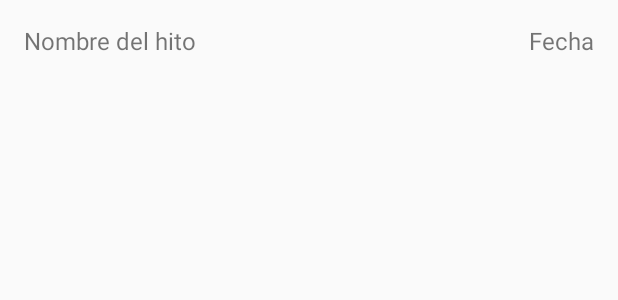
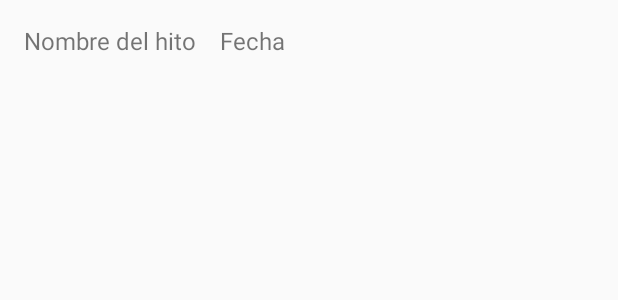
Before and after one commit to kurono7/checher2, an Android app: the layout item_task.xml on its own in the app's theme, with its tools: preview values and no code run, on a phone screen of 412 x 824 dp. Shown: the top 300 px of the screen. Run offline under Robolectric (Android 15) with nearby library versions, the phone set to English and light mode, and no system bars.

Commit message:
Eight commit

```diff
--- a/app/src/main/java/com/example/checker/TaskAdapter.java
+++ b/app/src/main/java/com/example/checker/TaskAdapter.java
@@ -6,6 +6,8 @@ import android.view.LayoutInflater;
 import android.view.View;
 import android.view.ViewGroup;
 import android.widget.BaseAdapter;
+import android.widget.CheckBox;
+import android.widget.Spinner;
 import android.widget.TextView;
 
 import com.example.checker.model.Task;
@@ -50,6 +52,8 @@ public class TaskAdapter extends BaseAdapter {
         });
         TextView taskName = convertView.findViewById(R.id.taskName);
         TextView taskExpirationDate = convertView.findViewById(R.id.taskExpirationDate);
+        CheckBox statusCheckbox = convertView.findViewById(R.id.statusCheckbox);
+        Spinner statusSpinner = convertView.findViewById(R.id.statusSpinner);
         Task task = tasksList.get(position);
         taskName.setText(task.getTaskName());
         taskExpirationDate.setText(task.getExpirationDate());
--- a/app/src/main/res/layout/item_task.xml
+++ b/app/src/main/res/layout/item_task.xml
@@ -20,10 +20,32 @@
         android:id="@+id/taskExpirationDate"
         android:layout_width="wrap_content"
         android:layout_height="wrap_content"
-        android:layout_marginRight="@dimen/fab_margin"
+        android:layout_marginLeft="@dimen/fab_margin"
         android:text="Fecha"
         android:textSize="@dimen/text_size"
+        app:layout_constraintBottom_toBottomOf="@id/taskName"
+        app:layout_constraintStart_toEndOf="@id/taskName"
+        app:layout_constraintTop_toTopOf="@id/taskName" />
+
+    <CheckBox
+        android:id="@+id/statusCheckbox"
+        android:layout_width="wrap_content"
+        android:layout_height="wrap_content"
+        android:layout_marginRight="@dimen/fab_margin"
+        android:visibility="invisible"
+        app:layout_constraintBottom_toBottomOf="@id/taskName"
         app:layout_constraintEnd_toEndOf="parent"
-        app:layout_constraintTop_toTopOf="parent" />
+        app:layout_constraintTop_toTopOf="@id/taskName" />
+
+    <Spinner
+        android:id="@+id/statusSpinner"
+        android:layout_width="wrap_content"
+        android:layout_height="wrap_content"
+        android:layout_marginRight="@dimen/fab_margin"
+        android:entries="@array/deliverableOptionsTxt"
+        android:visibility="invisible"
+        app:layout_constraintBottom_toBottomOf="@id/taskName"
+        app:layout_constraintEnd_toEndOf="parent"
+        app:layout_constraintTop_toTopOf="@id/taskName" />
 
 </androidx.constraintlayout.widget.ConstraintLayout>
--- a/app/src/main/res/values/strings.xml
+++ b/app/src/main/res/values/strings.xml
@@ -9,5 +9,11 @@
     <string name="passwordTxt">Contraseña</string>
     <string name="loginTxt">Ingresar</string>
     <string name="signOut">Cerrar sesión</string>
+    <string-array name="deliverableOptionsTxt">
+        <item>Opción 1</item>
+        <item>Opción 2</item>
+        <item>Opción 3</item>
+        <item>Opción 4</item>
+    </string-array>
 
 </resources>
```
